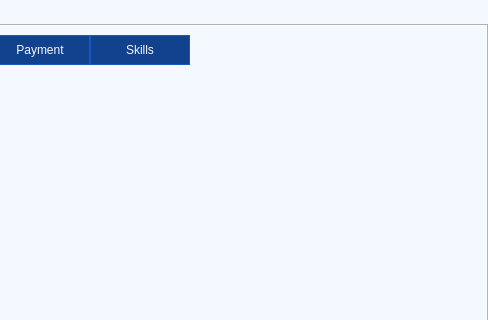
This is ui/admin.ui in Dimalko/telo2 as Qt 5 draws it before an edit; both pictures show x 419 to 907 and y 0 to 320 of the 907 by 665 pixel window. The edited form follows.
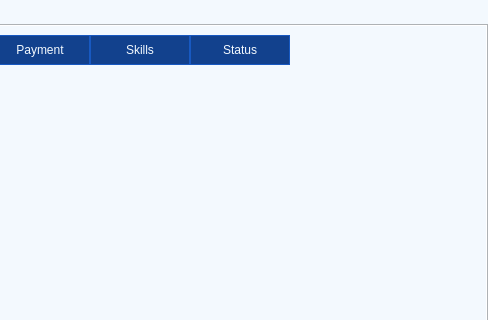
This is the edited form. The open tabs and pages were chosen to show the change. Icons and pictures are not drawn.

```diff
--- a/ui/admin.ui
+++ b/ui/admin.ui
@@ -1040,6 +1040,11 @@
                 <string>Skills</string>
                </property>
               </column>
+              <column>
+               <property name="text">
+                <string>Status</string>
+               </property>
+              </column>
              </widget>
             </item>
             <item row="1" column="0">
```
Left out of the diff: 4 changed lines with no effect on the pictures.
